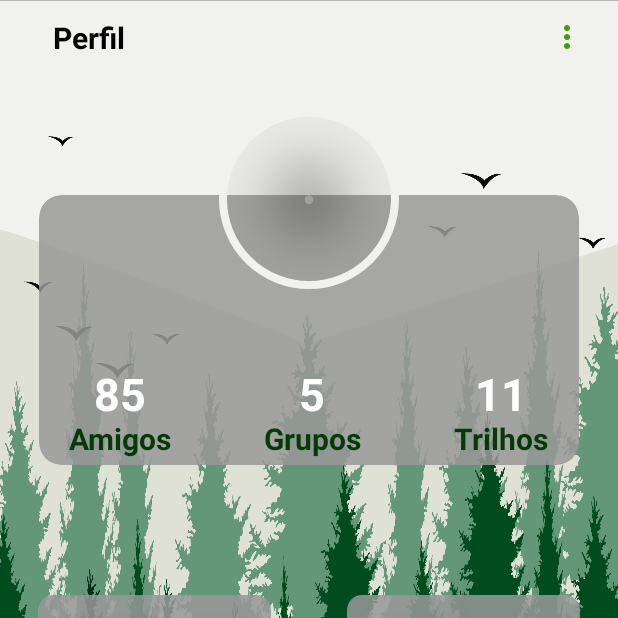
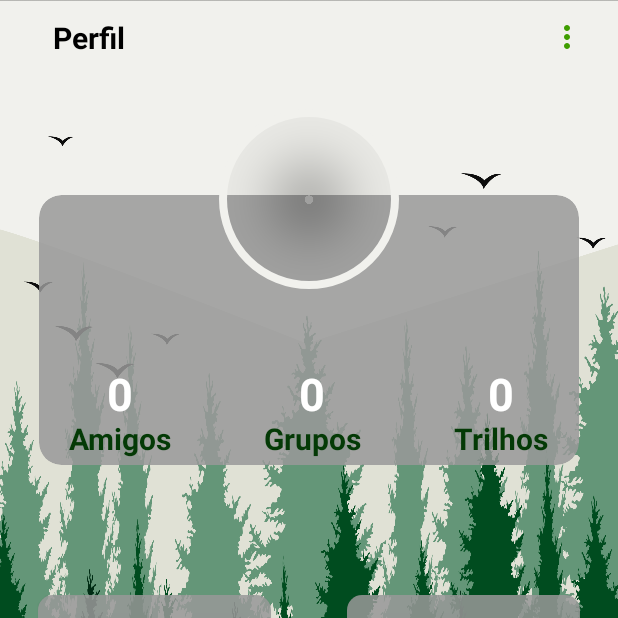
Before and after one commit to DaDragahn/TrailBlaze, an Android app: the PerfilFragment screen opened through its navigation route, on a phone screen of 412 x 824 dp, the top half of it. Run offline under Robolectric (Android 15) with nearby library versions, the phone set to English and light mode, and no system bars; our stand-ins replace Firebase (no records; nobody signed in at launch, a user with empty details on screens opened directly), navigation-ui.

Commit message:
Ajustes no GrupoFragment, PerfilFragment

```diff
--- a/app/src/main/java/dam/a42363/trailblaze/GrupoFragment.kt
+++ b/app/src/main/java/dam/a42363/trailblaze/GrupoFragment.kt
@@ -121,6 +121,7 @@ class GrupoFragment : Fragment() {
             }
         }
         db.collection("Groups").document(groupId!!).get().addOnSuccessListener {
+            binding.grupoName.text = it.getString("nome")
             val photoUrl = it.getString("photoUrl").toString()
             if (photoUrl != "")
                 Glide.with(this).load(photoUrl).override(SIZE_ORIGINAL, SIZE_ORIGINAL)
--- a/app/src/main/java/dam/a42363/trailblaze/PerfilFragment.kt
+++ b/app/src/main/java/dam/a42363/trailblaze/PerfilFragment.kt
@@ -5,9 +5,7 @@ import android.os.Handler
 import android.os.Looper
 import android.util.Log
 import android.view.*
-import android.widget.PopupMenu
 import android.widget.Toast
-import android.widget.Toolbar
 import androidx.activity.addCallback
 import androidx.fragment.app.Fragment
 import androidx.navigation.NavController
@@ -15,12 +13,20 @@ import androidx.navigation.Navigation
 import com.bumptech.glide.Glide
 import com.google.android.gms.tasks.Task
 import com.google.firebase.auth.FirebaseAuth
+import com.google.firebase.auth.FirebaseUser
 import com.google.firebase.firestore.DocumentSnapshot
 import com.google.firebase.firestore.FirebaseFirestore
 import dam.a42363.trailblaze.databinding.FragmentPerfilBinding
+import kotlinx.coroutines.CoroutineScope
+import kotlinx.coroutines.Dispatchers
+import kotlinx.coroutines.launch
+import kotlinx.coroutines.tasks.await
+import kotlinx.coroutines.withContext
 
 class PerfilFragment : Fragment() {
 
+    private var user: FirebaseUser? = null
+    private lateinit var db: FirebaseFirestore
     private lateinit var navController: NavController
     private lateinit var auth: FirebaseAuth
 
@@ -83,10 +89,31 @@ class PerfilFragment : Fragment() {
 
         toolbar.inflateMenu(R.menu.perfil_menu)
 
+        auth = FirebaseAuth.getInstance()
+        user = auth.currentUser
+        db = FirebaseFirestore.getInstance()
 
-        // Inflate the layout for this fragment
         return binding.root
-//        inflater.inflate(R.layout.fragment_perfil, container, false)
+    }
+
+    private fun getVariables() = CoroutineScope(Dispatchers.IO).launch {
+        try {
+            val groups =
+                db.collection("Groups").whereArrayContains("groupArray", user!!.uid).get().await()
+            val friends =
+                db.collection("Friends").document("FriendDocument").collection(user!!.uid).get()
+                    .await()
+            val trails = db.collection("locations").whereEqualTo("uid", user!!.uid).get().await()
+            withContext(Dispatchers.Main) {
+                binding.numAmigos.text = friends.documents.size.toString()
+                binding.numGrupos.text = groups.documents.size.toString()
+                binding.numTrilhos.text = trails.documents.size.toString()
+            }
+        } catch (e: Exception) {
+            withContext(Dispatchers.Main) {
+                Toast.makeText(requireContext(), e.message, Toast.LENGTH_LONG).show()
+            }
+        }
     }
 
 
@@ -112,9 +139,6 @@ class PerfilFragment : Fragment() {
             }
         }
 
-        auth = FirebaseAuth.getInstance()
-        val user = auth.currentUser
-
         if (user == null && auth.uid == null) {
             navController.navigate(R.id.action_perfilFragment_to_signInFragment)
         } else {
@@ -123,19 +147,17 @@ class PerfilFragment : Fragment() {
                 (activity as MainActivity).bottomNavigationView?.visibility = View.VISIBLE
             }
 
-//            val email = binding.user
             val name = binding.firstName
             val profileImage = binding.profileImage
 
             if (user != null) {
                 val db = FirebaseFirestore.getInstance()
-                db.collection("users").document(user.uid).get()
+                db.collection("users").document(user!!.uid).get()
                     .addOnCompleteListener { task: Task<DocumentSnapshot?> ->
                         if (task.isSuccessful) {
                             val documentSnapshot = task.result
                             if (documentSnapshot!!.exists()) {
                                 name.text = documentSnapshot.getString("nome")
-//                                email.text = documentSnapshot.getString("email")
                                 if (!documentSnapshot.getString("photoUrl").equals(""))
                                     Glide.with(this).load(documentSnapshot.getString("photoUrl"))
                                         .into(profileImage)
@@ -148,10 +170,11 @@ class PerfilFragment : Fragment() {
                     }
             }
         }
+        getVariables()
     }
 
 
-    fun logOut() {
+    private fun logOut() {
         auth.signOut()
         Toast.makeText(this.activity, "Logged Out", Toast.LENGTH_SHORT).show()
         navController.navigate(R.id.action_perfilFragment_to_signInFragment)
--- a/app/src/main/res/layout/fragment_perfil.xml
+++ b/app/src/main/res/layout/fragment_perfil.xml
@@ -86,11 +86,10 @@
                         android:layout_height="wrap_content"
                         android:layout_gravity="center_horizontal"
                         android:includeFontPadding="false"
-                        android:text="85"
                         android:textColor="@color/white"
                         android:textSize="30sp"
                         android:textStyle="bold"
-                        tools:text="85" />
+                        tools:text="" />
 
                     <TextView
                         android:layout_width="wrap_content"
@@ -118,11 +117,10 @@
                         android:layout_height="wrap_content"
                         android:layout_gravity="center_horizontal"
                         android:includeFontPadding="false"
-                        android:text="5"
                         android:textColor="@color/white"
                         android:textSize="30sp"
                         android:textStyle="bold"
-                        tools:text="5" />
+                        tools:text="" />
 
                     <TextView
                         android:layout_width="wrap_content"
@@ -149,11 +147,10 @@
                         android:layout_height="wrap_content"
                         android:layout_gravity="center_horizontal"
                         android:includeFontPadding="false"
-                        android:text="11"
                         android:textColor="@color/white"
                         android:textSize="30sp"
                         android:textStyle="bold"
-                        tools:text="11" />
+                        tools:text="" />
 
                     <TextView
                         android:layout_width="wrap_content"
```
